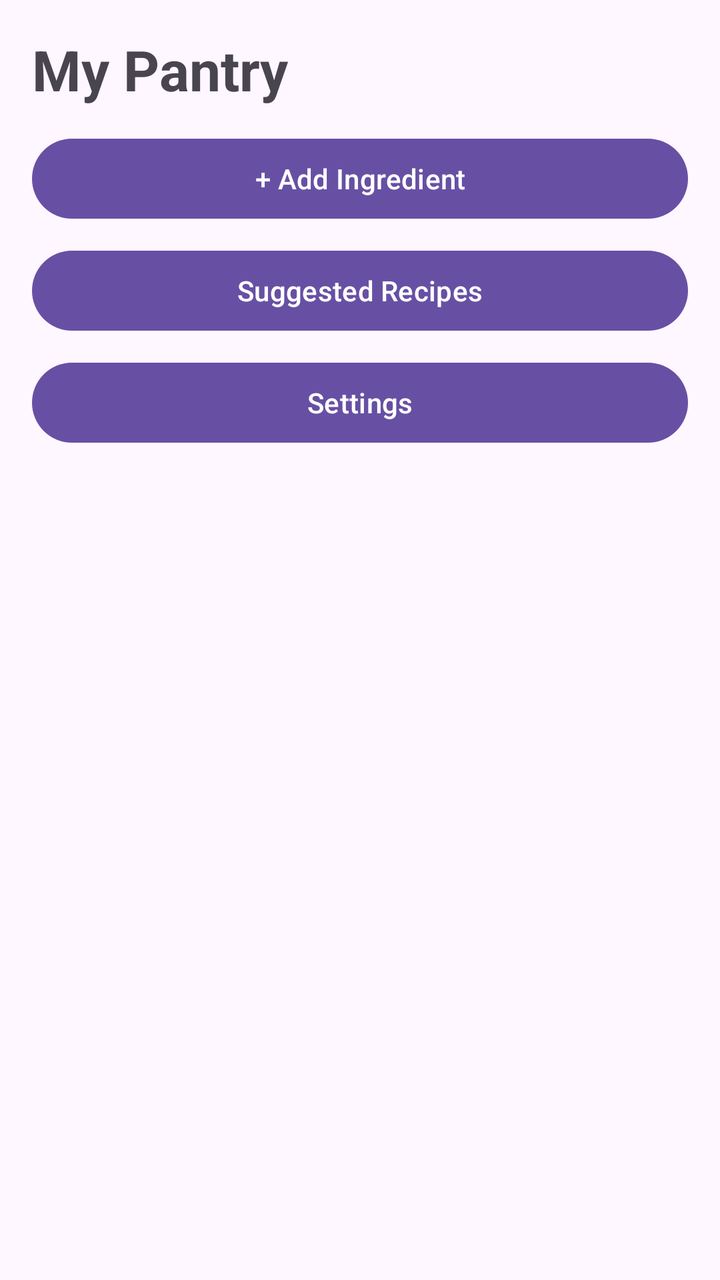
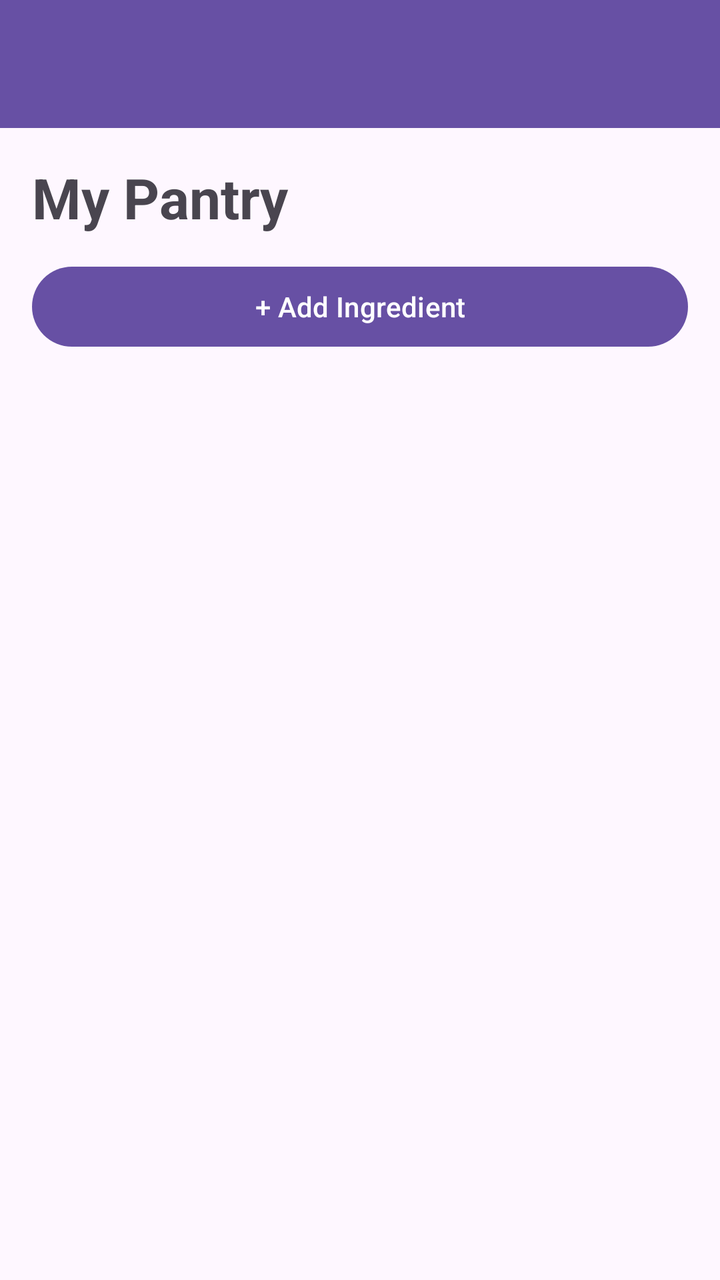

An Android layout rendered at two revisions. The XML below is the earlier revision; the diff shows what the commit changed to produce the second picture.
<!-- AndroidManifest.xml: application theme Theme.SmartPantryManager -->
<!-- res/layout/activity_main.xml -->
<?xml version="1.0" encoding="utf-8"?>
<LinearLayout xmlns:android="http://schemas.android.com/apk/res/android"
    android:layout_width="match_parent"
    android:layout_height="match_parent"
    android:orientation="vertical"
    android:padding="16dp">

    <TextView
        android:id="@+id/tvTitle"
        android:layout_width="match_parent"
        android:layout_height="wrap_content"
        android:text="My Pantry"
        android:textSize="28sp"
        android:textStyle="bold"
        android:paddingBottom="12dp" />

    <Button
        android:id="@+id/btnAddIngredient"
        android:layout_width="match_parent"
        android:layout_height="wrap_content"
        android:text="+ Add Ingredient" />

    <Button
        android:id="@+id/btnSuggestedRecipes"
        android:layout_width="match_parent"
        android:layout_height="wrap_content"
        android:layout_marginTop="8dp"
        android:text="Suggested Recipes" />

    <Button
        android:id="@+id/btnSettings"
        android:layout_width="match_parent"
        android:layout_height="wrap_content"
        android:layout_marginTop="8dp"
        android:text="Settings" />

    <androidx.recyclerview.widget.RecyclerView
        android:id="@+id/recyclerPantry"
        android:layout_width="match_parent"
        android:layout_height="0dp"
        android:layout_weight="1"
        android:layout_marginTop="12dp" />

</LinearLayout>
<!-- resources referenced by this layout -->
<resources>
  <style name="Theme.SmartPantryManager" parent="Base.Theme.SmartPantryManager" />
  <style name="Base.Theme.SmartPantryManager" parent="Theme.Material3.DayNight.NoActionBar">
          
          
      </style>
</resources>

<!-- the commit's change to res/layout/activity_main.xml (unified diff, before → after) -->
@@ -3,42 +3,59 @@
     android:layout_width="match_parent"
     android:layout_height="match_parent"
     android:orientation="vertical"
-    android:padding="16dp">
+    android:fitsSystemWindows="true">
 
-    <TextView
-        android:id="@+id/tvTitle"
-        android:layout_width="match_parent"
-        android:layout_height="wrap_content"
-        android:text="My Pantry"
-        android:textSize="28sp"
-        android:textStyle="bold"
-        android:paddingBottom="12dp" />
+    <include
+        layout="@layout/toolbar" />
 
-    <Button
-        android:id="@+id/btnAddIngredient"
-        android:layout_width="match_parent"
-        android:layout_height="wrap_content"
-        android:text="+ Add Ingredient" />
-
-    <Button
-        android:id="@+id/btnSuggestedRecipes"
-        android:layout_width="match_parent"
-        android:layout_height="wrap_content"
-        android:layout_marginTop="8dp"
-        android:text="Suggested Recipes" />
-
-    <Button
-        android:id="@+id/btnSettings"
-        android:layout_width="match_parent"
-        android:layout_height="wrap_content"
-        android:layout_marginTop="8dp"
-        android:text="Settings" />
-
-    <androidx.recyclerview.widget.RecyclerView
-        android:id="@+id/recyclerPantry"
+    <LinearLayout
         android:layout_width="match_parent"
         android:layout_height="0dp"
         android:layout_weight="1"
-        android:layout_marginTop="12dp" />
+        android:orientation="vertical"
+        android:padding="16dp">
+
+        <TextView
+            android:id="@+id/tvTitle"
+            android:layout_width="match_parent"
+            android:layout_height="wrap_content"
+            android:text="My Pantry"
+            android:textSize="28sp"
+            android:textStyle="bold"
+            android:paddingBottom="12dp" />
+
+        <Button
+            android:id="@+id/btnAddIngredient"
+            android:layout_width="match_parent"
+            android:layout_height="wrap_content"
+            android:text="+ Add Ingredient" />
+
+        <TextView
+            android:id="@+id/tvEmptyPantry"
+            android:layout_width="match_parent"
+            android:layout_height="wrap_content"
+            android:layout_marginTop="16dp"
+            android:gravity="center"
+            android:text="Your pantry is empty. Add some ingredients to get started."
+            android:textSize="16sp"
+            android:visibility="gone" />
+
+        <androidx.recyclerview.widget.RecyclerView
+            android:id="@+id/recyclerPantry"
+            android:layout_width="match_parent"
+            android:layout_height="0dp"
+            android:layout_weight="1"
+            android:layout_marginTop="12dp" />
+
+    </LinearLayout>
 
 </LinearLayout>
+<!-- res/layout/toolbar.xml (included above) -->
+<?xml version="1.0" encoding="utf-8"?>
+<androidx.appcompat.widget.Toolbar
+    xmlns:android="http://schemas.android.com/apk/res/android"
+    android:id="@+id/toolbar"
+    android:layout_width="match_parent"
+    android:layout_height="?attr/actionBarSize"
+    android:background="?attr/colorPrimary"
+    android:elevation="4dp" />
